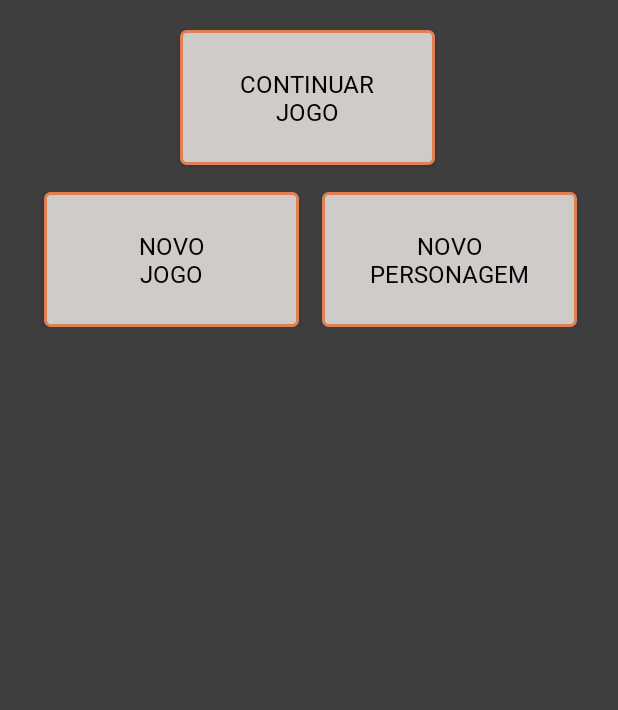
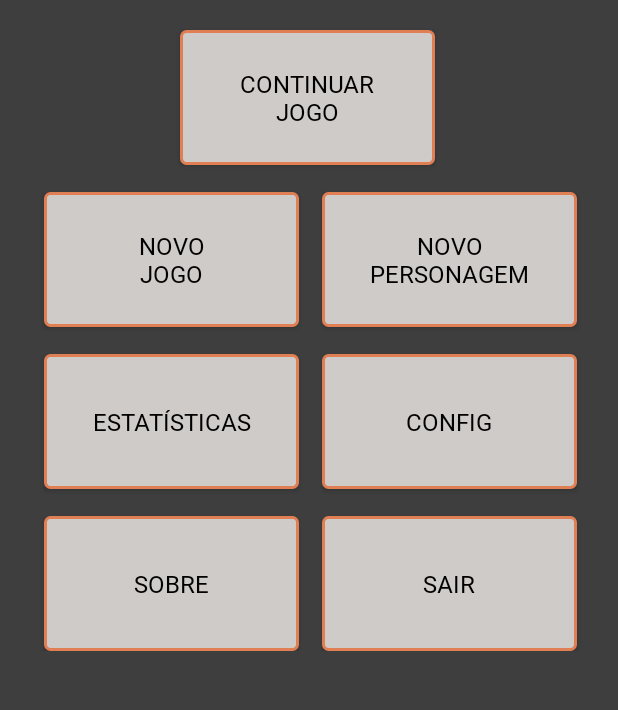
Before and after one commit to PedroKBarros/RPG_CL_Project, an Android app: the screen it shows after launch (MenuAcitivity), on a phone screen of 412 x 824 dp, the part 168-878 px from its top. Run offline under Robolectric (Android 15) with nearby library versions, the phone set to English and light mode, and no system bars.

Commit message:
Concluida UI activity_menu

```diff
--- a/app/src/main/res/layout/activity_menu.xml
+++ b/app/src/main/res/layout/activity_menu.xml
@@ -72,6 +72,66 @@
             app:layout_constraintStart_toEndOf="@+id/bt_new_game"
             app:layout_constraintTop_toBottomOf="@+id/bt_continue_game" />
 
+        <Button
+            android:id="@+id/bt_statistics"
+            android:layout_width="170dp"
+            android:layout_height="90dp"
+            android:layout_marginStart="29dp"
+            android:layout_marginTop="18dp"
+            android:background="@drawable/button"
+            android:fontFamily="@font/red_rose"
+            android:text="ESTATÍSTICAS"
+            android:textColor="@color/black"
+            android:textSize="16sp"
+            app:layout_constraintStart_toStartOf="parent"
+            app:layout_constraintTop_toBottomOf="@+id/bt_new_game" />
+
+        <Button
+            android:id="@+id/bt_settings"
+            android:layout_width="170dp"
+            android:layout_height="90dp"
+            android:layout_marginStart="15dp"
+            android:layout_marginTop="18dp"
+            android:background="@drawable/button"
+            android:fontFamily="@font/red_rose"
+            android:text="CONFIG"
+            android:textColor="@color/black"
+            android:textSize="16sp"
+            app:layout_constraintEnd_toEndOf="parent"
+            app:layout_constraintHorizontal_bias="0.0"
+            app:layout_constraintStart_toEndOf="@+id/bt_statistics"
+            app:layout_constraintTop_toBottomOf="@+id/bt_new_character" />
+
+        <Button
+            android:id="@+id/bt_about"
+            android:layout_width="170dp"
+            android:layout_height="90dp"
+            android:layout_marginStart="29dp"
+            android:layout_marginTop="18dp"
+            android:background="@drawable/button"
+            android:fontFamily="@font/red_rose"
+            android:text="SOBRE"
+            android:textColor="@color/black"
+            android:textSize="16sp"
+            app:layout_constraintStart_toStartOf="parent"
+            app:layout_constraintTop_toBottomOf="@+id/bt_statistics" />
+
+        <Button
+            android:id="@+id/bt_quit"
+            android:layout_width="170dp"
+            android:layout_height="90dp"
+            android:layout_marginStart="15dp"
+            android:layout_marginTop="18dp"
+            android:background="@drawable/button"
+            android:fontFamily="@font/red_rose"
+            android:text="SAIR"
+            android:textColor="@color/black"
+            android:textSize="16sp"
+            app:layout_constraintEnd_toEndOf="parent"
+            app:layout_constraintHorizontal_bias="0.0"
+            app:layout_constraintStart_toEndOf="@+id/bt_about"
+            app:layout_constraintTop_toBottomOf="@+id/bt_settings" />
+
 
     </androidx.constraintlayout.widget.ConstraintLayout>
 
```
